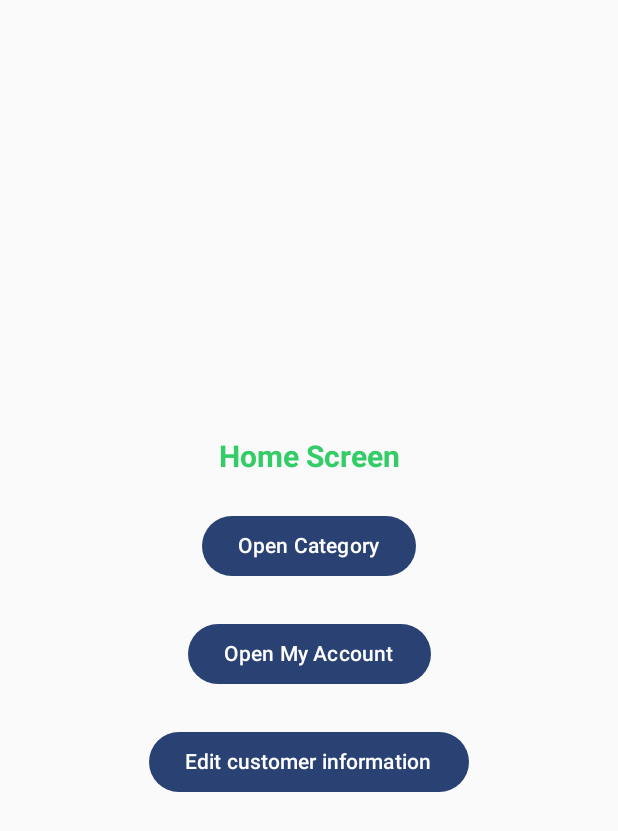
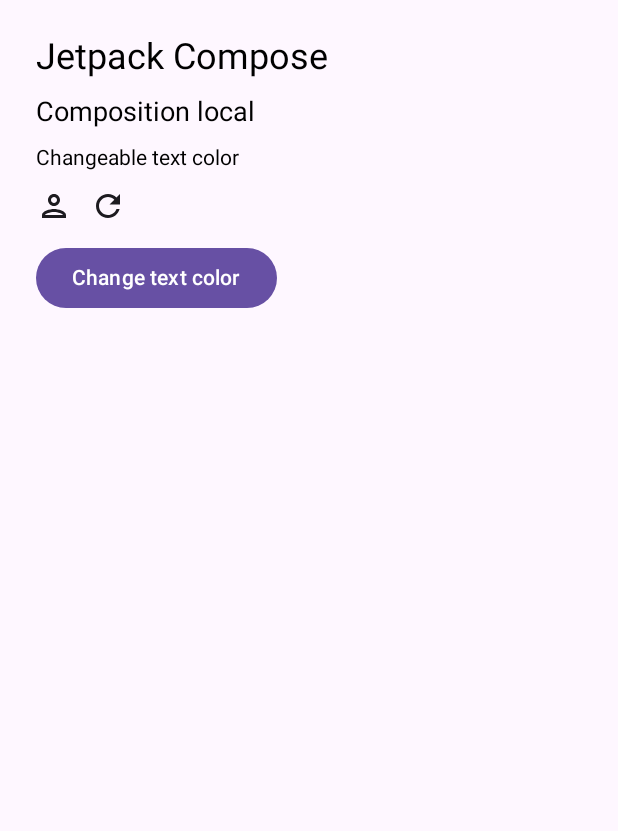
Before and after one commit to AnhQuocs/Jetpack-Compose-Basic, an Android app built with Jetpack Compose: the screen it shows after launch (MainActivity), on a phone screen of 412 x 824 dp. Shown: the top 831 px of the screen. Run offline under Robolectric (Android 15) with nearby library versions, the phone set to English and light mode, and no system bars.

Commit message:
composition local

```diff
--- a/app/src/main/java/com/example/syt/MainActivity.kt
+++ b/app/src/main/java/com/example/syt/MainActivity.kt
@@ -3,153 +3,111 @@ package com.example.syt
 import android.os.Bundle
 import androidx.activity.ComponentActivity
 import androidx.activity.compose.setContent
+import androidx.compose.foundation.layout.Column
+import androidx.compose.foundation.layout.Row
+import androidx.compose.foundation.layout.Spacer
+import androidx.compose.foundation.layout.fillMaxSize
+import androidx.compose.foundation.layout.height
+import androidx.compose.foundation.layout.padding
+import androidx.compose.foundation.layout.width
+import androidx.compose.foundation.lazy.layout.getDefaultLazyLayoutKey
+import androidx.compose.material.icons.Icons
+import androidx.compose.material.icons.outlined.Person
+import androidx.compose.material.icons.outlined.Refresh
+import androidx.compose.material3.Button
+import androidx.compose.material3.Icon
+import androidx.compose.material3.MaterialTheme
+import androidx.compose.material3.Surface
+import androidx.compose.material3.Text
 import androidx.compose.runtime.Composable
+import androidx.compose.runtime.CompositionLocalProvider
+import androidx.compose.runtime.compositionLocalOf
+import androidx.compose.runtime.getValue
+import androidx.compose.runtime.mutableStateOf
+import androidx.compose.runtime.remember
+import androidx.compose.runtime.setValue
+import androidx.compose.ui.Modifier
+import androidx.compose.ui.graphics.Color
+import androidx.compose.ui.text.TextStyle
 import androidx.compose.ui.tooling.preview.Preview
-import androidx.navigation.NavType
-import androidx.navigation.compose.NavHost
-import androidx.navigation.compose.composable
-import androidx.navigation.compose.navigation
-import androidx.navigation.compose.rememberNavController
-import androidx.navigation.navArgument
-import com.example.syt.ui.catalog.category.CategoryScreen
-import com.example.syt.ui.catalog.product.ProductDetailScreen
-import com.example.syt.ui.checkout.CheckoutScreen
-import com.example.syt.ui.checkout.CheckoutSuccessScreen
-import com.example.syt.ui.customer.AddressDetailScreen
-import com.example.syt.ui.customer.CustomerInfoScreen
-import com.example.syt.ui.customer.MyAccountScreen
-import com.example.syt.ui.home.HomeScreen
+import androidx.compose.ui.unit.dp
+import androidx.compose.ui.unit.sp
 import com.example.syt.ui.theme.SYTTheme
+import kotlin.random.Random
+
+// step 1: define ComposableLocal
+// step 2: bind composable
+// step 3: using
 
 class MainActivity : ComponentActivity() {
     override fun onCreate(savedInstanceState: Bundle?) {
         super.onCreate(savedInstanceState)
         setContent {
+
+            CompositionLocalProvider(LocalAppColor provides  AppColor(bodyTextColor = Color.Black)) {
+                Surface(
+                    modifier = Modifier.fillMaxSize(),
+                    color = MaterialTheme.colorScheme.background
+                ) {
                     MainApp()
+                }
+            }
+
         }
     }
 }
 
 @Composable
 fun MainApp() {
-    val navController = rememberNavController()
-    SYTTheme {
-        // navHost <---- composable,
-        // navController <---- navigate
-        NavHost(navController = navController, startDestination = "home") {
-            //route: home
-            composable("home") {
-                HomeScreen(
-                    openCategoryAction = {
-                        navController.navigate("category")
-                    },
-                    openMyAccountScreen = {
-                        navController.navigate("myAccount")
-                    },
-                    editCustomerInfo = {
-                        navController.navigate("customerInfo")
-                    },
-                )
+
+    var bodyTextColor by remember {
+        mutableStateOf(Color.Black)
     }
 
-            //route: category
-            composable("category") {
-                CategoryScreen(openProductDetail = {
-                    productId ->
-                    navController.navigate("productDetail/$productId")
-                })
+    Column(
+        modifier = Modifier.padding(24.dp)
+    ) {
+        Header("Jetpack Compose")
+        Spacer(modifier = Modifier.height(12.dp))
+        Text("Composition local", color = LocalAppColor.current.bodyTextColor, fontSize = 18.sp)
+        Spacer(modifier = Modifier.height(12.dp))
+        Body("Changeable text color", bodyTextColor)
+        Spacer(modifier = Modifier.height(12.dp))
+        Button(
+            onClick = {
+                bodyTextColor = getColor()
             }
-
-            // route: product detail
-            // lấy dữ liệu từ category screen
-            composable("productDetail/{productId}",
-                arguments = listOf(
-                navArgument("productId") {
-                    type = NavType.StringType
-                }
-            )) {
-                backStackEntry ->
-                val productId = backStackEntry.arguments?.getString("productId")
-                requireNotNull(productId)
-                ProductDetailScreen(productId = productId, checkout = {
-                    cartId, customerId ->
-                    navController.navigate("checkout/$cartId/$customerId")
-                },
-                    backAction = {navController.popBackStack()}
-                )
-            }
-
-            // route: checkout
-            composable("checkout/{cartId}/{customerId}",
-                arguments = listOf(
-                    navArgument("cartId") {
-                        type = NavType.StringType
-                    },
-                    navArgument("customerId") {
-                        type = NavType.StringType
-                    }
-                )
         ) {
-                navBackStackEntry ->
-                navBackStackEntry.arguments?.let {
-                    argument ->
-                    val cartId = argument.getString("cartId")
-                    val customerId = argument.getString("customerId")
-                    requireNotNull(cartId)
-                    requireNotNull(customerId)
-                    CheckoutScreen(cartId = cartId, customerId = customerId) {
-                        navController.navigate("checkoutSuccess")
+            Text("Change text color")
         }
     }
 }
 
-            //route: checkout success
-            composable("checkoutSuccess") {
-                CheckoutSuccessScreen(goHomeAction = {
-                    navController.popBackStack("home", inclusive = false, saveState = true)
-                }, viewOrderDetailAction = {})
+@Composable
+fun Header(title: String) {
+    Text(title, style = TextStyle(color = Color.Black, fontSize = 24.sp))
 }
 
-            // route: customer
-            navigation(route = "customer", startDestination = "myAccount") {
-                //route: my account
-                composable("myAccount") {
-                    MyAccountScreen(navController = navController, openAddressScreen = {
-                            addressId ->
-                        val route = if (addressId == null) "addressDetail" else "addressDetail?addressId=$addressId"
-                        navController.navigate(route)
-                    })
-                }
-
-                //route: customerInfo
-                composable("customerInfo") {
-                    CustomerInfoScreen {
-                        navController.popBackStack()
+@Composable
+fun Body(content: String, bodyTextColor: Color) {
+    CompositionLocalProvider(
+        LocalAppColor provides LocalAppColor.current.copy(bodyTextColor = bodyTextColor)
+    ) {
+        Column() {
+            Text(content, style = TextStyle(color = LocalAppColor.current.bodyTextColor))
+            Spacer(modifier = Modifier.height(12.dp))
+            ImageFeature()
         }
     }
 
-                //route: address detail
-                composable("addressDetail") {
-                    AddressDetailScreen(null, saveAddressAndBack = {})
 }
-                composable("addressDetail?addressId={addressId}",
-                    arguments = listOf(
-                        navArgument("addressId") {
-                            type = NavType.StringType
-                            nullable = true
-                        }
-                    )
-                ) {
-                        backStackEntry ->
-                    val addressId = backStackEntry.arguments?.getString("addressId")
-                    AddressDetailScreen(addressId, saveAddressAndBack = {
-                            addressId ->
-                        navController.previousBackStackEntry?.savedStateHandle?.set("new_address_id", addressId)
-                        navController.popBackStack()
-                    })
-                }
-            }
-        }
+
+@Composable
+fun ImageFeature() {
+    Row() {
+        Icon(Icons.Outlined.Person, contentDescription = null)
+        Spacer(modifier = Modifier.width(12.dp))
+        Icon(Icons.Outlined.Refresh, contentDescription = null)
     }
 }
 
@@ -162,12 +120,138 @@ fun GreetingPreview() {
     }
 }
 
+data class AppColor(val bodyTextColor: Color)
+
+val LocalAppColor = compositionLocalOf { AppColor(bodyTextColor = Color.Black) }
+
+fun getColor(): Color {
+    val listColors = listOf(Color.Blue, Color.Red, Color.Yellow, Color.Cyan, Color.LightGray)
+    val index = Random.nextInt(0, 4)
+    return listColors[index]
+}
 
 
 
-
-
-
+// ** Navigation
+//val navController = rememberNavController()
+//SYTTheme {
+//    // navHost <---- composable,
+//    // navController <---- navigate
+//    NavHost(navController = navController, startDestination = "home") {
+//        //route: home
+//        composable("home") {
+//            HomeScreen(
+//                openCategoryAction = {
+//                    navController.navigate("category")
+//                },
+//                openMyAccountScreen = {
+//                    navController.navigate("myAccount")
+//                },
+//                editCustomerInfo = {
+//                    navController.navigate("customerInfo")
+//                },
+//            )
+//        }
+//
+//        //route: category
+//        composable("category") {
+//            CategoryScreen(openProductDetail = {
+//                    productId ->
+//                navController.navigate("productDetail/$productId")
+//            })
+//        }
+//
+//        // route: product detail
+//        // lấy dữ liệu từ category screen
+//        composable("productDetail/{productId}",
+//            arguments = listOf(
+//                navArgument("productId") {
+//                    type = NavType.StringType
+//                }
+//            )) {
+//                backStackEntry ->
+//            val productId = backStackEntry.arguments?.getString("productId")
+//            requireNotNull(productId)
+//            ProductDetailScreen(productId = productId, checkout = {
+//                    cartId, customerId ->
+//                navController.navigate("checkout/$cartId/$customerId")
+//            },
+//                backAction = {navController.popBackStack()}
+//            )
+//        }
+//
+//        // route: checkout
+//        composable("checkout/{cartId}/{customerId}",
+//            arguments = listOf(
+//                navArgument("cartId") {
+//                    type = NavType.StringType
+//                },
+//                navArgument("customerId") {
+//                    type = NavType.StringType
+//                }
+//            )
+//        ) {
+//                navBackStackEntry ->
+//            navBackStackEntry.arguments?.let {
+//                    argument ->
+//                val cartId = argument.getString("cartId")
+//                val customerId = argument.getString("customerId")
+//                requireNotNull(cartId)
+//                requireNotNull(customerId)
+//                CheckoutScreen(cartId = cartId, customerId = customerId) {
+//                    navController.navigate("checkoutSuccess")
+//                }
+//            }
+//        }
+//
+//        //route: checkout success
+//        composable("checkoutSuccess") {
+//            CheckoutSuccessScreen(goHomeAction = {
+//                navController.popBackStack("home", inclusive = false, saveState = true)
+//            }, viewOrderDetailAction = {})
+//        }
+//
+//        // route: customer
+//        navigation(route = "customer", startDestination = "myAccount") {
+//            //route: my account
+//            composable("myAccount") {
+//                MyAccountScreen(navController = navController, openAddressScreen = {
+//                        addressId ->
+//                    val route = if (addressId == null) "addressDetail" else "addressDetail?addressId=$addressId"
+//                    navController.navigate(route)
+//                })
+//            }
+//
+//            //route: customerInfo
+//            composable("customerInfo") {
+//                CustomerInfoScreen {
+//                    navController.popBackStack()
+//                }
+//            }
+//
+//            //route: address detail
+//            composable("addressDetail") {
+//                AddressDetailScreen(null, saveAddressAndBack = {})
+//            }
+//            composable("addressDetail?addressId={addressId}",
+//                arguments = listOf(
+//                    navArgument("addressId") {
+//                        type = NavType.StringType
+//                        nullable = true
+//                    }
+//                )
+//            ) {
+//                    backStackEntry ->
+//                val addressId = backStackEntry.arguments?.getString("addressId")
+//                AddressDetailScreen(addressId, saveAddressAndBack = {
+//                        addressId ->
+//                    navController.previousBackStackEntry?.savedStateHandle?.set("new_address_id", addressId)
+//                    navController.popBackStack()
+//                })
+//            }
+//        }
+//    }
+//}
 
 
 
```
Also changed, not shown: app/src/main/java/com/example/syt/DemoInfix.kt (added, +16 -0 lines). Lines whose indentation alone changed are shown as unchanged.
